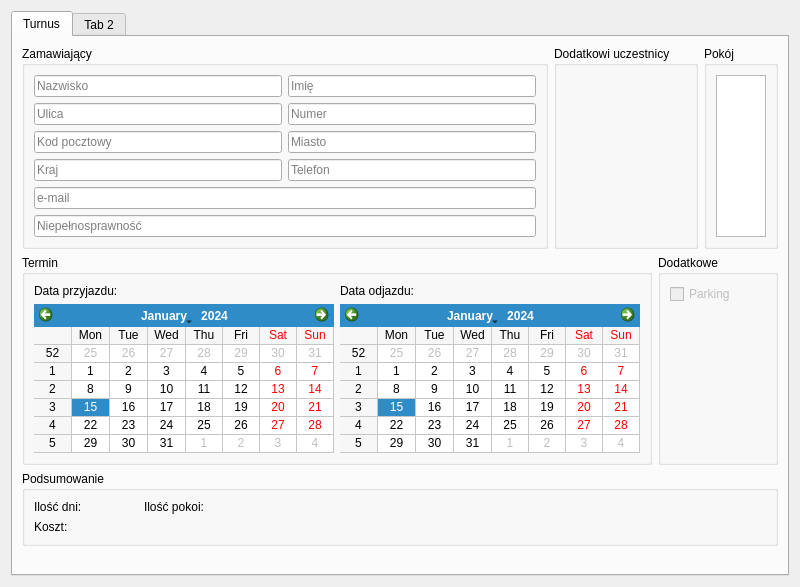
Old version of the form src/ui/NewReservation/NewReservationDialog.ui in the repository Skwara/HoteleADC.
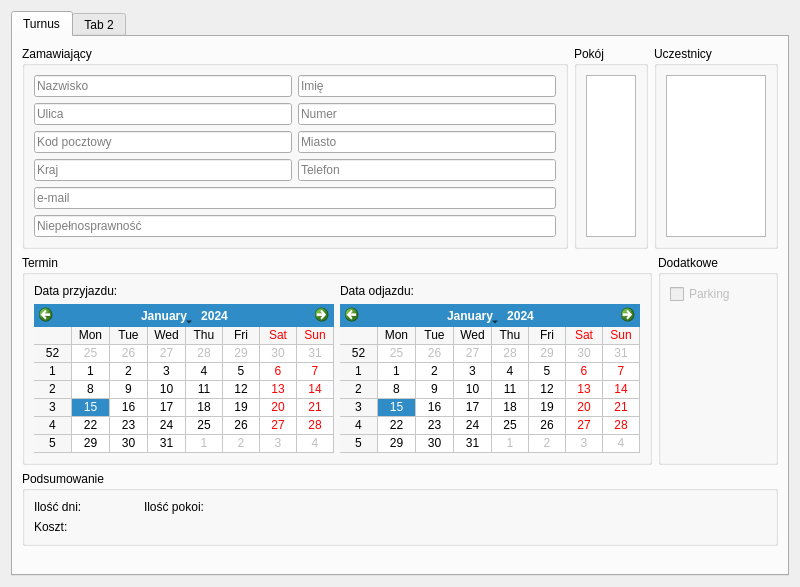
New version of the form.

Commit message: Add Participants selection without Delegates

Diff of the .ui file:
```diff
--- a/src/ui/NewReservation/NewReservationDialog.ui
+++ b/src/ui/NewReservation/NewReservationDialog.ui
@@ -202,6 +202,37 @@
            </layout>
           </widget>
          </item>
+         <item>
+          <widget class="QGroupBox" name="roomGroupBox">
+           <property name="sizePolicy">
+            <sizepolicy hsizetype="Preferred" vsizetype="Minimum">
+             <horstretch>0</horstretch>
+             <verstretch>0</verstretch>
+            </sizepolicy>
+           </property>
+           <property name="title">
+            <string>Pokój</string>
+           </property>
+           <layout class="QVBoxLayout" name="verticalLayout_2">
+            <item>
+             <widget class="QListView" name="roomListView">
+              <property name="sizePolicy">
+               <sizepolicy hsizetype="Ignored" vsizetype="Ignored">
+                <horstretch>0</horstretch>
+                <verstretch>0</verstretch>
+               </sizepolicy>
+              </property>
+              <property name="minimumSize">
+               <size>
+                <width>50</width>
+                <height>0</height>
+               </size>
+              </property>
+             </widget>
+            </item>
+           </layout>
+          </widget>
+         </item>
          <item>
           <widget class="QGroupBox" name="participantGroupBox">
            <property name="sizePolicy">
@@ -217,24 +248,11 @@
             </size>
            </property>
            <property name="title">
-            <string>Dodatkowi uczestnicy</string>
+            <string>Uczestnicy</string>
            </property>
-          </widget>
-         </item>
-         <item>
-          <widget class="QGroupBox" name="roomGroupBox">
-           <property name="sizePolicy">
-            <sizepolicy hsizetype="Preferred" vsizetype="Minimum">
-             <horstretch>0</horstretch>
-             <verstretch>0</verstretch>
-            </sizepolicy>
-           </property>
-           <property name="title">
-            <string>Pokój</string>
-           </property>
-           <layout class="QVBoxLayout" name="verticalLayout_2">
+           <layout class="QVBoxLayout" name="verticalLayout_4">
             <item>
-             <widget class="QListView" name="roomListView">
+             <widget class="QTableView" name="participantTableView">
               <property name="sizePolicy">
                <sizepolicy hsizetype="Ignored" vsizetype="Ignored">
                 <horstretch>0</horstretch>
@@ -243,7 +261,7 @@
               </property>
               <property name="minimumSize">
                <size>
-                <width>50</width>
+                <width>100</width>
                 <height>0</height>
                </size>
               </property>
```
The commit also changes 7 other files.
